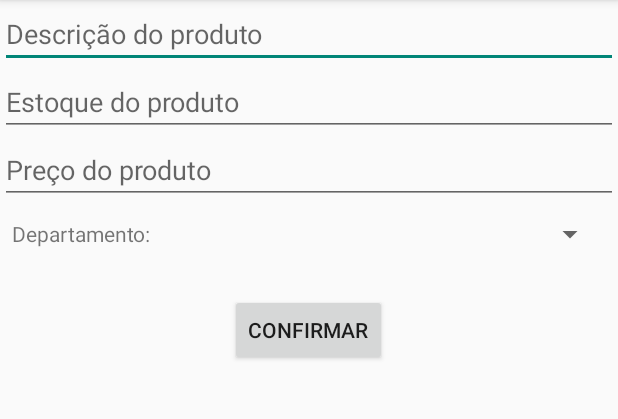
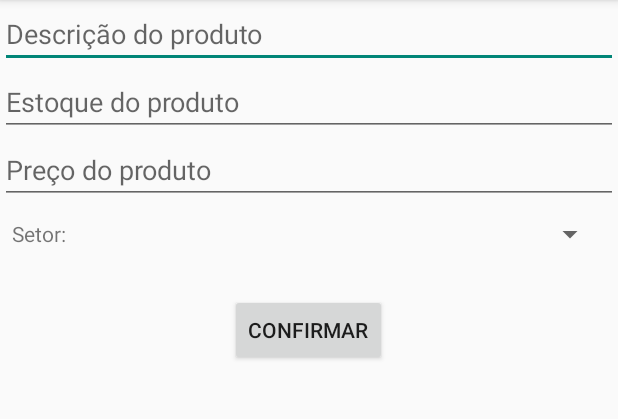
Before and after one commit to JaoPedro007/Disciplinas-TSI-5, an Android app: the ProdutoActivity screen opened directly, with no data from a screen before it, on a phone screen of 412 x 824 dp, the part 84-503 px from its top. Run offline under Robolectric (Android 15) with nearby library versions, the phone set to English and light mode, and no system bars.

Commit message:
Feat: Added strings.xml

```diff
--- a/Programação de Dispositivos Móveis/SetoresRESTFul/app/src/main/java/br/edu/utfpr/td/tsi/setoresrestful/MainActivity.java
+++ b/Programação de Dispositivos Móveis/SetoresRESTFul/app/src/main/java/br/edu/utfpr/td/tsi/setoresrestful/MainActivity.java
@@ -12,6 +12,7 @@ import android.widget.ArrayAdapter;
 import android.widget.EditText;
 import android.widget.ListView;
 
+import androidx.appcompat.app.AlertDialog;
 import androidx.appcompat.app.AppCompatActivity;
 
 
@@ -63,6 +64,7 @@ public class MainActivity extends AppCompatActivity {
             edMargem.setText(String.valueOf(setorSelecionado.getMargem()));
             editando=true;
         });
+
         buscarSetores();
     }
 
--- a/Programação de Dispositivos Móveis/SetoresRESTFul/app/src/main/java/br/edu/utfpr/td/tsi/setoresrestful/SetorService.java
+++ b/Programação de Dispositivos Móveis/SetoresRESTFul/app/src/main/java/br/edu/utfpr/td/tsi/setoresrestful/SetorService.java
@@ -122,4 +122,5 @@ public class SetorService extends IntentService {
         }
     }
 
+
 }
--- a/Programação de Dispositivos Móveis/SetoresRESTFul/app/src/main/res/layout/activity_main.xml
+++ b/Programação de Dispositivos Móveis/SetoresRESTFul/app/src/main/res/layout/activity_main.xml
@@ -11,13 +11,13 @@
     <EditText
         android:layout_width="match_parent"
         android:layout_height="wrap_content"
-        android:hint="Descrição do setor"
+        android:hint="@string/descricao_setor"
         android:id="@+id/txt_descr_setor"/>
 
     <EditText
         android:layout_width="match_parent"
         android:layout_height="wrap_content"
-        android:hint="Margem de lucro do setor"
+        android:hint="@string/margem_lucro"
         android:inputType="numberDecimal"
         android:id="@+id/txt_margem_setor"/>
 
@@ -26,7 +26,7 @@
         android:layout_width="wrap_content"
         android:layout_height="wrap_content"
         android:layout_gravity="center"
-        android:text="Confirmar"
+        android:text="@string/confirmar"
         android:onClick="confirmar"/>
 
     <ListView
--- a/Programação de Dispositivos Móveis/SetoresRESTFul/app/src/main/res/layout/activity_produto.xml
+++ b/Programação de Dispositivos Móveis/SetoresRESTFul/app/src/main/res/layout/activity_produto.xml
@@ -11,20 +11,21 @@
     <EditText
         android:layout_width="match_parent"
         android:layout_height="wrap_content"
-        android:hint="Descrição do produto"
+        android:hint="@string/descricao_produto"
         android:id="@+id/txt_descr_produto"/>
+
 
     <EditText
         android:layout_width="match_parent"
         android:layout_height="wrap_content"
-        android:hint="Estoque do produto"
+        android:hint="@string/estoque_produto"
         android:inputType="numberDecimal"
         android:id="@+id/txt_estoque_produto"/>
 
     <EditText
         android:layout_width="match_parent"
         android:layout_height="wrap_content"
-        android:hint="Preço do produto"
+        android:hint="@string/preco_produto"
         android:inputType="numberDecimal"
         android:id="@+id/txt_preco_produto"/>
 
@@ -39,7 +40,7 @@
             android:layout_height="wrap_content"
             android:layout_gravity="center_vertical"
             android:layout_marginEnd="5dp"
-            android:text="Departamento:"/>
+            android:text="Setor:"/>
 
         <Spinner
             android:layout_width="match_parent"
@@ -51,7 +52,7 @@
         android:layout_width="wrap_content"
         android:layout_height="wrap_content"
         android:layout_gravity="center"
-        android:text="Confirmar"
+        android:text="@string/confirmar"
         android:onClick="confirmar"/>
 
     <ListView
--- a/Programação de Dispositivos Móveis/SetoresRESTFul/app/src/main/res/menu/menu_bar.xml
+++ b/Programação de Dispositivos Móveis/SetoresRESTFul/app/src/main/res/menu/menu_bar.xml
@@ -3,10 +3,10 @@
     xmlns:app="http://schemas.android.com/apk/res-auto">
     <item
         android:id="@+id/menu_setores"
-        android:title="Setores"
+        android:title="@string/setores"
         app:showAsAction="always"/>
     <item
         android:id="@+id/menu_produtos"
-        android:title="Produtos"
+        android:title="@string/produtos"
         app:showAsAction="always" />
 </menu>
--- a/Programação de Dispositivos Móveis/SetoresRESTFul/app/src/main/res/values/strings.xml
+++ b/Programação de Dispositivos Móveis/SetoresRESTFul/app/src/main/res/values/strings.xml
@@ -1,3 +1,16 @@
 <resources>
     <string name="app_name">Factory App</string>
+    <string name="descricao_setor">Descrição do setor</string>
+    <string name="margem_lucro">Margem de lucro do setor</string>
+    <string name="confirmar">Confirmar</string>
+    <string name="descricao_produto">Descrição do produto</string>
+    <string name="estoque_produto">Estoque do produto</string>
+    <string name="preco_produto">Preço do produto</string>
+    <string name="setor">Setor:</string>
+    <string name="setores">Setores</string>
+    <string name="produtos">Produtos</string>
+
+
+
+
 </resources>
```
Also changed, not shown: Programação de Dispositivos Móveis/SetoresRESTFul/app/src/main/java/br/edu/utfpr/td/tsi/setoresrestful/produtos/ProdutoActivity.java (+20 -0 lines), Programação de Dispositivos Móveis/SetoresRESTFul/app/src/main/java/br/edu/utfpr/td/tsi/setoresrestful/produtos/ProdutoService.java (+21 -0 lines).
